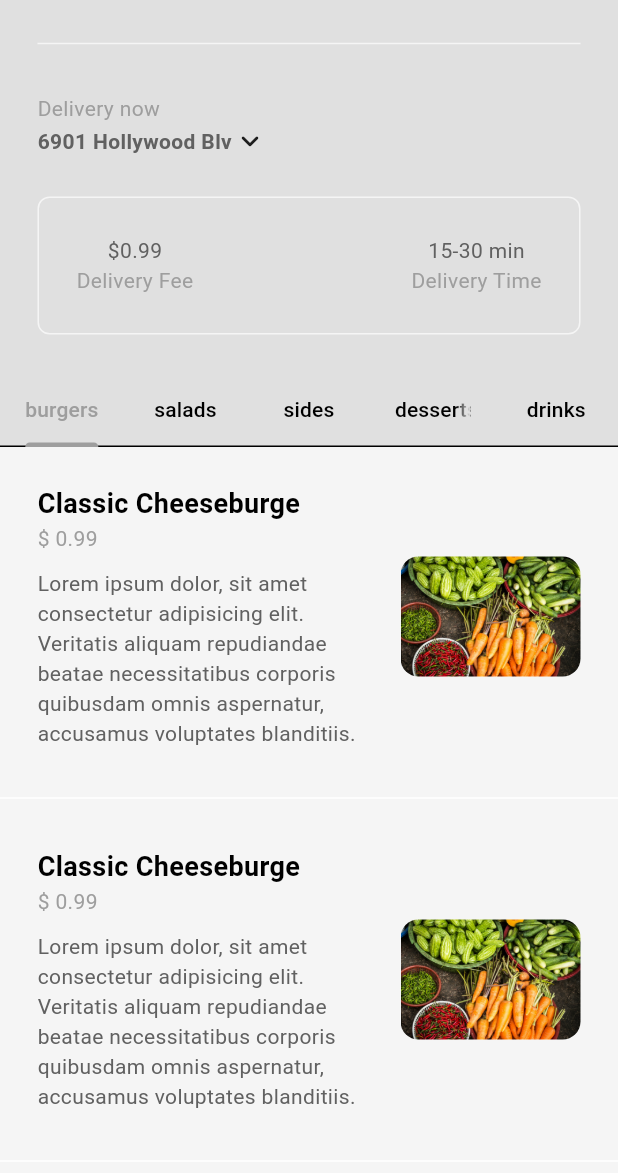
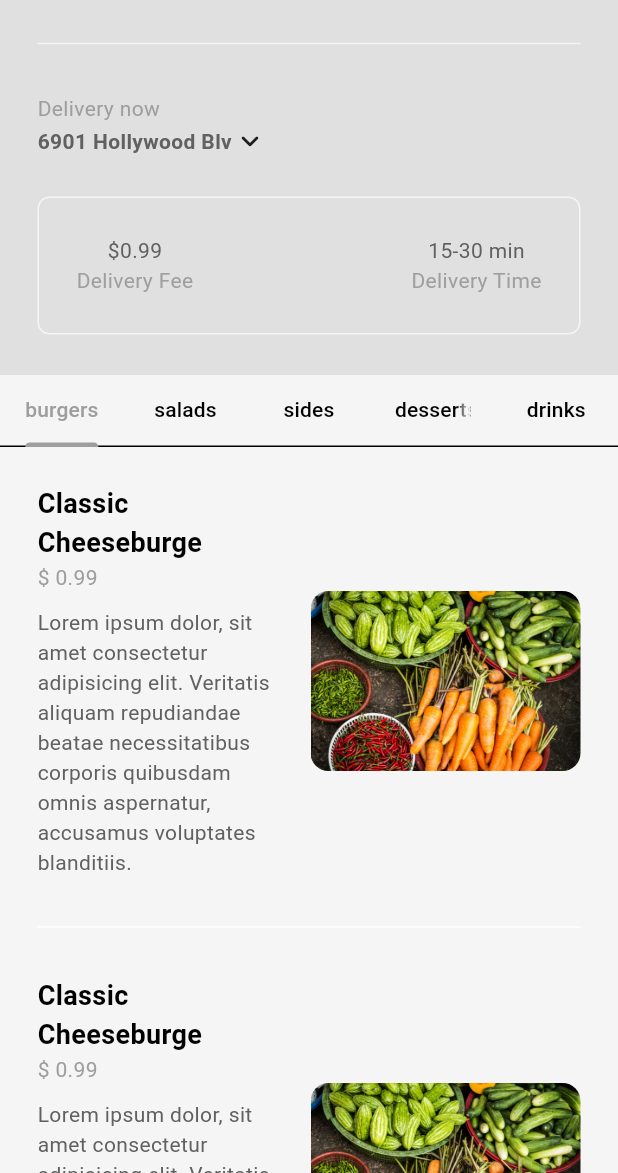
Before and after one commit to seaboie/flutter_food_delivery, a Flutter app: the screen it shows after launch, after a tap on "Sign In", on a phone screen of 412 x 824 dp, the part 63-1236 px from its top. Run offline on Flutter 3.47's test engine with Material 3 defaults, Android fonts, the phone set to English and light mode, and no system bars.

```diff
--- a/lib/components/my_food_tile.dart
+++ b/lib/components/my_food_tile.dart
@@ -54,7 +54,7 @@ class MyFoodTile extends StatelessWidget {
                   borderRadius: BorderRadius.circular(12),
                   child: Image.asset(
                     food.imagePath,
-                    width: 120,
+                    height: 120,
                   ),
                 ),
               ],
@@ -63,6 +63,8 @@ class MyFoodTile extends StatelessWidget {
         ),
         Divider(
           color: Theme.of(context).colorScheme.tertiary,
+          endIndent: 25,
+          indent: 25,
         )
       ],
     );
--- a/lib/components/my_tab_bar.dart
+++ b/lib/components/my_tab_bar.dart
@@ -19,6 +19,7 @@ class MyTabBar extends StatelessWidget {
   @override
   Widget build(BuildContext context) {
     return Container(
+      color: Theme.of(context).colorScheme.secondary,
       child: TabBar(
         controller: tabController,
         tabs: _buildCategoryTabs(),
--- a/lib/models/restaurant.dart
+++ b/lib/models/restaurant.dart
@@ -76,7 +76,7 @@ class Restaurant extends ChangeNotifier {
       name: "Classic Cheeseburge",
       description:
           "Lorem ipsum dolor, sit amet consectetur adipisicing elit. Veritatis aliquam repudiandae beatae necessitatibus corporis quibusdam omnis aspernatur, accusamus voluptates blanditiis.",
-      imagePath: "assets/images/food.jpg",
+      imagePath: "assets/images/salad.jpg",
       price: 0.99,
       category: FoodCategory.salads,
       availableAddons: [
@@ -89,7 +89,7 @@ class Restaurant extends ChangeNotifier {
       name: "Classic Cheeseburge",
       description:
           "Lorem ipsum dolor, sit amet consectetur adipisicing elit. Veritatis aliquam repudiandae beatae necessitatibus corporis quibusdam omnis aspernatur, accusamus voluptates blanditiis.",
-      imagePath: "assets/images/food.jpg",
+      imagePath: "assets/images/salad.jpg",
       price: 0.99,
       category: FoodCategory.salads,
       availableAddons: [
@@ -102,7 +102,7 @@ class Restaurant extends ChangeNotifier {
       name: "Classic Cheeseburge",
       description:
           "Lorem ipsum dolor, sit amet consectetur adipisicing elit. Veritatis aliquam repudiandae beatae necessitatibus corporis quibusdam omnis aspernatur, accusamus voluptates blanditiis.",
-      imagePath: "assets/images/food.jpg",
+      imagePath: "assets/images/salad.jpg",
       price: 0.99,
       category: FoodCategory.salads,
       availableAddons: [
@@ -115,7 +115,7 @@ class Restaurant extends ChangeNotifier {
       name: "Classic Cheeseburge",
       description:
           "Lorem ipsum dolor, sit amet consectetur adipisicing elit. Veritatis aliquam repudiandae beatae necessitatibus corporis quibusdam omnis aspernatur, accusamus voluptates blanditiis.",
-      imagePath: "assets/images/food.jpg",
+      imagePath: "assets/images/salad.jpg",
       price: 0.99,
       category: FoodCategory.salads,
       availableAddons: [
@@ -128,7 +128,7 @@ class Restaurant extends ChangeNotifier {
       name: "Classic Cheeseburge",
       description:
           "Lorem ipsum dolor, sit amet consectetur adipisicing elit. Veritatis aliquam repudiandae beatae necessitatibus corporis quibusdam omnis aspernatur, accusamus voluptates blanditiis.",
-      imagePath: "assets/images/food.jpg",
+      imagePath: "assets/images/salad.jpg",
       price: 0.99,
       category: FoodCategory.salads,
       availableAddons: [
@@ -143,7 +143,7 @@ class Restaurant extends ChangeNotifier {
       name: "Classic Cheeseburge",
       description:
           "Lorem ipsum dolor, sit amet consectetur adipisicing elit. Veritatis aliquam repudiandae beatae necessitatibus corporis quibusdam omnis aspernatur, accusamus voluptates blanditiis.",
-      imagePath: "assets/images/food.jpg",
+      imagePath: "assets/images/sides.jpg",
       price: 0.99,
       category: FoodCategory.sides,
       availableAddons: [
@@ -156,7 +156,7 @@ class Restaurant extends ChangeNotifier {
       name: "Classic Cheeseburge",
       description:
           "Lorem ipsum dolor, sit amet consectetur adipisicing elit. Veritatis aliquam repudiandae beatae necessitatibus corporis quibusdam omnis aspernatur, accusamus voluptates blanditiis.",
-      imagePath: "assets/images/food.jpg",
+      imagePath: "assets/images/sides.jpg",
       price: 0.99,
       category: FoodCategory.sides,
       availableAddons: [
@@ -169,7 +169,7 @@ class Restaurant extends ChangeNotifier {
       name: "Classic Cheeseburge",
       description:
           "Lorem ipsum dolor, sit amet consectetur adipisicing elit. Veritatis aliquam repudiandae beatae necessitatibus corporis quibusdam omnis aspernatur, accusamus voluptates blanditiis.",
-      imagePath: "assets/images/food.jpg",
+      imagePath: "assets/images/sides.jpg",
       price: 0.99,
       category: FoodCategory.sides,
       availableAddons: [
@@ -182,7 +182,7 @@ class Restaurant extends ChangeNotifier {
       name: "Classic Cheeseburge",
       description:
           "Lorem ipsum dolor, sit amet consectetur adipisicing elit. Veritatis aliquam repudiandae beatae necessitatibus corporis quibusdam omnis aspernatur, accusamus voluptates blanditiis.",
-      imagePath: "assets/images/food.jpg",
+      imagePath: "assets/images/sides.jpg",
       price: 0.99,
       category: FoodCategory.sides,
       availableAddons: [
@@ -195,7 +195,7 @@ class Restaurant extends ChangeNotifier {
       name: "Classic Cheeseburge",
       description:
           "Lorem ipsum dolor, sit amet consectetur adipisicing elit. Veritatis aliquam repudiandae beatae necessitatibus corporis quibusdam omnis aspernatur, accusamus voluptates blanditiis.",
-      imagePath: "assets/images/food.jpg",
+      imagePath: "assets/images/sides.jpg",
       price: 0.99,
       category: FoodCategory.sides,
       availableAddons: [
@@ -210,7 +210,7 @@ class Restaurant extends ChangeNotifier {
       name: "Classic Cheeseburge",
       description:
           "Lorem ipsum dolor, sit amet consectetur adipisicing elit. Veritatis aliquam repudiandae beatae necessitatibus corporis quibusdam omnis aspernatur, accusamus voluptates blanditiis.",
-      imagePath: "assets/images/food.jpg",
+      imagePath: "assets/images/ice_cream.jpg",
       price: 0.99,
       category: FoodCategory.desserts,
       availableAddons: [
@@ -223,7 +223,7 @@ class Restaurant extends ChangeNotifier {
       name: "Classic Cheeseburge",
       description:
           "Lorem ipsum dolor, sit amet consectetur adipisicing elit. Veritatis aliquam repudiandae beatae necessitatibus corporis quibusdam omnis aspernatur, accusamus voluptates blanditiis.",
-      imagePath: "assets/images/food.jpg",
+      imagePath: "assets/images/ice_cream.jpg",
       price: 0.99,
       category: FoodCategory.desserts,
       availableAddons: [
@@ -236,7 +236,7 @@ class Restaurant extends ChangeNotifier {
       name: "Classic Cheeseburge",
       description:
           "Lorem ipsum dolor, sit amet consectetur adipisicing elit. Veritatis aliquam repudiandae beatae necessitatibus corporis quibusdam omnis aspernatur, accusamus voluptates blanditiis.",
-      imagePath: "assets/images/food.jpg",
+      imagePath: "assets/images/ice_cream.jpg",
       price: 0.99,
       category: FoodCategory.desserts,
       availableAddons: [
@@ -249,7 +249,7 @@ class Restaurant extends ChangeNotifier {
       name: "Classic Cheeseburge",
       description:
           "Lorem ipsum dolor, sit amet consectetur adipisicing elit. Veritatis aliquam repudiandae beatae necessitatibus corporis quibusdam omnis aspernatur, accusamus voluptates blanditiis.",
-      imagePath: "assets/images/food.jpg",
+      imagePath: "assets/images/ice_cream.jpg",
       price: 0.99,
       category: FoodCategory.desserts,
       availableAddons: [
@@ -262,7 +262,7 @@ class Restaurant extends ChangeNotifier {
       name: "Classic Cheeseburge",
       description:
           "Lorem ipsum dolor, sit amet consectetur adipisicing elit. Veritatis aliquam repudiandae beatae necessitatibus corporis quibusdam omnis aspernatur, accusamus voluptates blanditiis.",
-      imagePath: "assets/images/food.jpg",
+      imagePath: "assets/images/ice_cream.jpg",
       price: 0.99,
       category: FoodCategory.desserts,
       availableAddons: [
@@ -277,7 +277,7 @@ class Restaurant extends ChangeNotifier {
       name: "Classic Cheeseburge",
       description:
           "Lorem ipsum dolor, sit amet consectetur adipisicing elit. Veritatis aliquam repudiandae beatae necessitatibus corporis quibusdam omnis aspernatur, accusamus voluptates blanditiis.",
-      imagePath: "assets/images/food.jpg",
+      imagePath: "assets/images/drink.jpg",
       price: 0.99,
       category: FoodCategory.drinks,
       availableAddons: [
@@ -290,7 +290,7 @@ class Restaurant extends ChangeNotifier {
       name: "Classic Cheeseburge",
       description:
           "Lorem ipsum dolor, sit amet consectetur adipisicing elit. Veritatis aliquam repudiandae beatae necessitatibus corporis quibusdam omnis aspernatur, accusamus voluptates blanditiis.",
-      imagePath: "assets/images/food.jpg",
+      imagePath: "assets/images/drink.jpg",
       price: 0.99,
       category: FoodCategory.drinks,
       availableAddons: [
@@ -303,7 +303,7 @@ class Restaurant extends ChangeNotifier {
       name: "Classic Cheeseburge",
       description:
           "Lorem ipsum dolor, sit amet consectetur adipisicing elit. Veritatis aliquam repudiandae beatae necessitatibus corporis quibusdam omnis aspernatur, accusamus voluptates blanditiis.",
-      imagePath: "assets/images/food.jpg",
+      imagePath: "assets/images/drink.jpg",
       price: 0.99,
       category: FoodCategory.drinks,
       availableAddons: [
@@ -316,7 +316,7 @@ class Restaurant extends ChangeNotifier {
       name: "Classic Cheeseburge",
       description:
           "Lorem ipsum dolor, sit amet consectetur adipisicing elit. Veritatis aliquam repudiandae beatae necessitatibus corporis quibusdam omnis aspernatur, accusamus voluptates blanditiis.",
-      imagePath: "assets/images/food.jpg",
+      imagePath: "assets/images/drink.jpg",
       price: 0.99,
       category: FoodCategory.drinks,
       availableAddons: [
@@ -329,7 +329,7 @@ class Restaurant extends ChangeNotifier {
       name: "Classic Cheeseburge",
       description:
           "Lorem ipsum dolor, sit amet consectetur adipisicing elit. Veritatis aliquam repudiandae beatae necessitatibus corporis quibusdam omnis aspernatur, accusamus voluptates blanditiis.",
-      imagePath: "assets/images/food.jpg",
+      imagePath: "assets/images/drink.jpg",
       price: 0.99,
       category: FoodCategory.drinks,
       availableAddons: [
--- /dev/null
+++ b/lib/pages/food_page.dart
@@ -0,0 +1,24 @@
+import 'package:flutter/material.dart';
+import 'package:flutter_food_delivery/models/food.dart';
+
+class FoodPage extends StatefulWidget {
+  final Food food;
+  const FoodPage({
+    super.key,
+    required this.food,
+  });
+
+  @override
+  State<FoodPage> createState() => _FoodPageState();
+}
+
+class _FoodPageState extends State<FoodPage> {
+  @override
+  Widget build(BuildContext context) {
+    return Column(
+      children: [
+        Image.asset(widget.food.imagePath),
+      ],
+    );
+  }
+}
--- a/lib/pages/home_page.dart
+++ b/lib/pages/home_page.dart
@@ -7,6 +7,7 @@ import 'package:flutter_food_delivery/components/my_sliver_app_bar.dart';
 import 'package:flutter_food_delivery/components/my_tab_bar.dart';
 import 'package:flutter_food_delivery/models/food.dart';
 import 'package:flutter_food_delivery/models/restaurant.dart';
+import 'package:flutter_food_delivery/pages/food_page.dart';
 import 'package:provider/provider.dart';
 
 class HomePage extends StatefulWidget {
@@ -50,7 +51,12 @@ class _HomePageState extends State<HomePage>
           final food = categoryMenu[index];
           return MyFoodTile(
             food: food,
-            onTap: () {},
+            onTap: () => Navigator.push(
+              context,
+              MaterialPageRoute(
+                builder: (context) => FoodPage(food: food),
+              ),
+            ),
           );
         },
       );
```
Also changed, not shown: assets/images/drink.jpg (added), assets/images/ice_cream.jpg (added), assets/images/salad.jpg (added), assets/images/sides.jpg (added).
